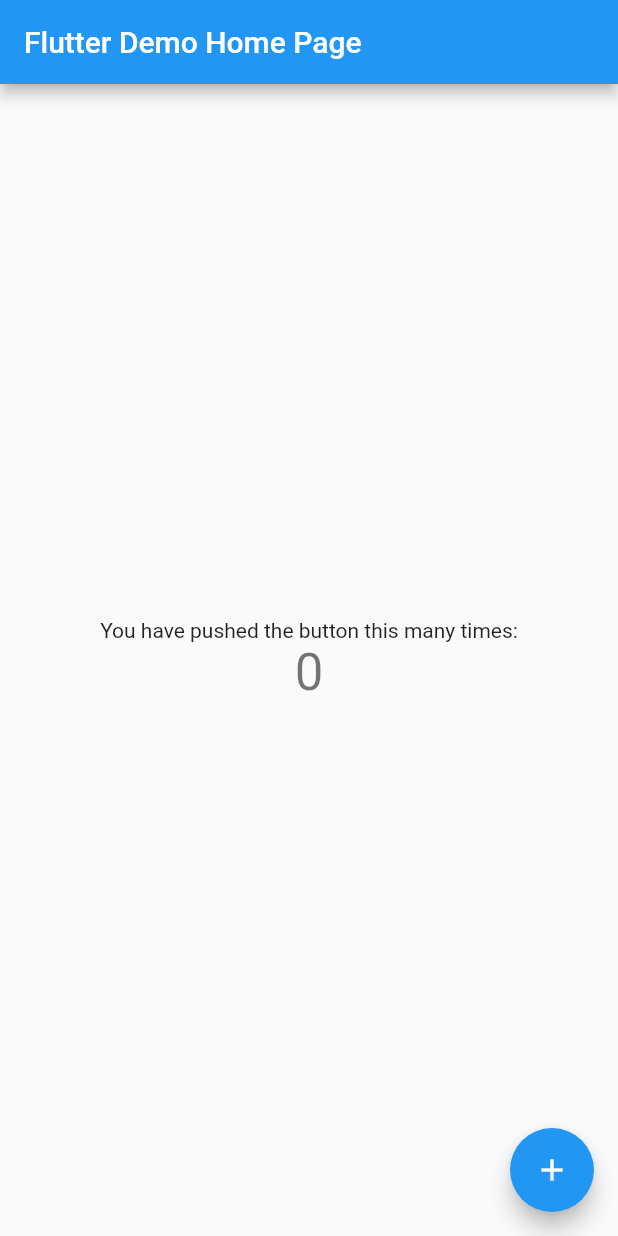
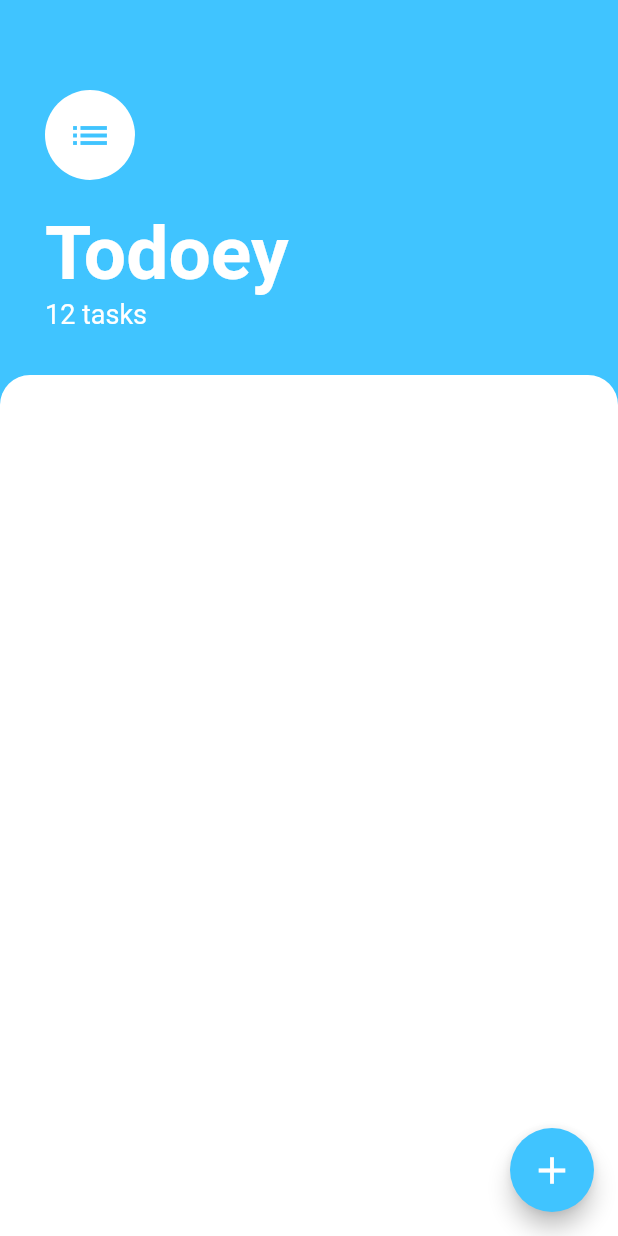
Before and after one commit to KaungThant-Zin/todoey, a Flutter app: the screen it shows after launch, on a phone screen of 412 x 824 dp. Run offline on Flutter 3.47's test engine with Material 2 defaults, Android fonts, the phone set to English and light mode, and no system bars.

Commit message:
basic UI

```diff
--- a/lib/main.dart
+++ b/lib/main.dart
@@ -1,4 +1,5 @@
 import 'package:flutter/material.dart';
+import 'package:todoey/screen/tast_screen.dart';
 
 void main() {
   runApp(const MyApp());
@@ -7,109 +8,10 @@ void main() {
 class MyApp extends StatelessWidget {
   const MyApp({Key? key}) : super(key: key);
 
-  // This widget is the root of your application.
   @override
   Widget build(BuildContext context) {
-    return MaterialApp(
-      title: 'Flutter Demo',
-      theme: ThemeData(
-        // This is the theme of your application.
-        //
-        // Try running your application with "flutter run". You'll see the
-        // application has a blue toolbar. Then, without quitting the app, try
-        // changing the primarySwatch below to Colors.green and then invoke
-        // "hot reload" (press "r" in the console where you ran "flutter run",
-        // or simply save your changes to "hot reload" in a Flutter IDE).
-        // Notice that the counter didn't reset back to zero; the application
-        // is not restarted.
-        primarySwatch: Colors.blue,
-      ),
-      home: const MyHomePage(title: 'Flutter Demo Home Page'),
+    return const MaterialApp(
+      home: TaskScreen(),
     );
   }
 }
-
-class MyHomePage extends StatefulWidget {
-  const MyHomePage({Key? key, required this.title}) : super(key: key);
-
-  // This widget is the home page of your application. It is stateful, meaning
-  // that it has a State object (defined below) that contains fields that affect
-  // how it looks.
-
-  // This class is the configuration for the state. It holds the values (in this
-  // case the title) provided by the parent (in this case the App widget) and
-  // used by the build method of the State. Fields in a Widget subclass are
-  // always marked "final".
-
-  final String title;
-
-  @override
-  State<MyHomePage> createState() => _MyHomePageState();
-}
-
-class _MyHomePageState extends State<MyHomePage> {
-  int _counter = 0;
-
-  void _incrementCounter() {
-    setState(() {
-      // This call to setState tells the Flutter framework that something has
-      // changed in this State, which causes it to rerun the build method below
-      // so that the display can reflect the updated values. If we changed
-      // _counter without calling setState(), then the build method would not be
-      // called again, and so nothing would appear to happen.
-      _counter++;
-    });
-  }
-
-  @override
-  Widget build(BuildContext context) {
-    // This method is rerun every time setState is called, for instance as done
-    // by the _incrementCounter method above.
-    //
-    // The Flutter framework has been optimized to make rerunning build methods
-    // fast, so that you can just rebuild anything that needs updating rather
-    // than having to individually change instances of widgets.
-    return Scaffold(
-      appBar: AppBar(
-        // Here we take the value from the MyHomePage object that was created by
-        // the App.build method, and use it to set our appbar title.
-        title: Text(widget.title),
-      ),
-      body: Center(
-        // Center is a layout widget. It takes a single child and positions it
-        // in the middle of the parent.
-        child: Column(
-          // Column is also a layout widget. It takes a list of children and
-          // arranges them vertically. By default, it sizes itself to fit its
-          // children horizontally, and tries to be as tall as its parent.
-          //
-          // Invoke "debug painting" (press "p" in the console, choose the
-          // "Toggle Debug Paint" action from the Flutter Inspector in Android
-          // Studio, or the "Toggle Debug Paint" command in Visual Studio Code)
-          // to see the wireframe for each widget.
-          //
-          // Column has various properties to control how it sizes itself and
-          // how it positions its children. Here we use mainAxisAlignment to
-          // center the children vertically; the main axis here is the vertical
-          // axis because Columns are vertical (the cross axis would be
-          // horizontal).
-          mainAxisAlignment: MainAxisAlignment.center,
-          children: <Widget>[
-            const Text(
-              'You have pushed the button this many times:',
-            ),
-            Text(
-              '$_counter',
-              style: Theme.of(context).textTheme.headline4,
-            ),
-          ],
-        ),
-      ),
-      floatingActionButton: FloatingActionButton(
-        onPressed: _incrementCounter,
-        tooltip: 'Increment',
-        child: const Icon(Icons.add),
-      ), // This trailing comma makes auto-formatting nicer for build methods.
-    );
-  }
-}
--- /dev/null
+++ b/lib/screen/tast_screen.dart
@@ -0,0 +1,77 @@
+import 'package:flutter/material.dart';
+
+class TaskScreen extends StatelessWidget {
+  const TaskScreen({Key? key}) : super(key: key);
+
+  @override
+  Widget build(BuildContext context) {
+    return Scaffold(
+      floatingActionButton: FloatingActionButton(
+        backgroundColor: Colors.lightBlueAccent,
+        onPressed: () {},
+        child: const Icon(
+          Icons.add,
+          size: 30.0,
+        ),
+      ),
+      backgroundColor: Colors.lightBlueAccent,
+      body: Column(
+        crossAxisAlignment: CrossAxisAlignment.start,
+        children: [
+          Container(
+            padding: const EdgeInsets.only(
+              top: 60.0,
+              bottom: 30.0,
+              left: 30.0,
+              right: 30.0,
+            ),
+            child: Column(
+              crossAxisAlignment: CrossAxisAlignment.start,
+              children: const [
+                CircleAvatar(
+                  child: Icon(
+                    Icons.list,
+                    size: 30.0,
+                    color: Colors.lightBlueAccent,
+                  ),
+                  radius: 30.0,
+                  backgroundColor: Colors.white,
+                ),
+                SizedBox(
+                  height: 20.0,
+                ),
+                Text(
+                  'Todoey',
+                  style: TextStyle(
+                    fontSize: 50.0,
+                    fontWeight: FontWeight.w700,
+                    color: Colors.white,
+                  ),
+                ),
+                Text(
+                  '12 tasks',
+                  style: TextStyle(
+                    color: Colors.white,
+                    fontSize: 18.0,
+                  ),
+                ),
+              ],
+            ),
+          ),
+          Expanded(
+            child: Container(
+              height: 300.0,
+              decoration: const BoxDecoration(
+                color: Colors.white,
+                borderRadius: BorderRadius.only(
+                  topLeft: Radius.circular(20.0),
+                  topRight: Radius.circular(20.0),
+                ),
+              ),
+            ),
+          ),
+        ],
+      ),
+    );
+  }
+}
```
